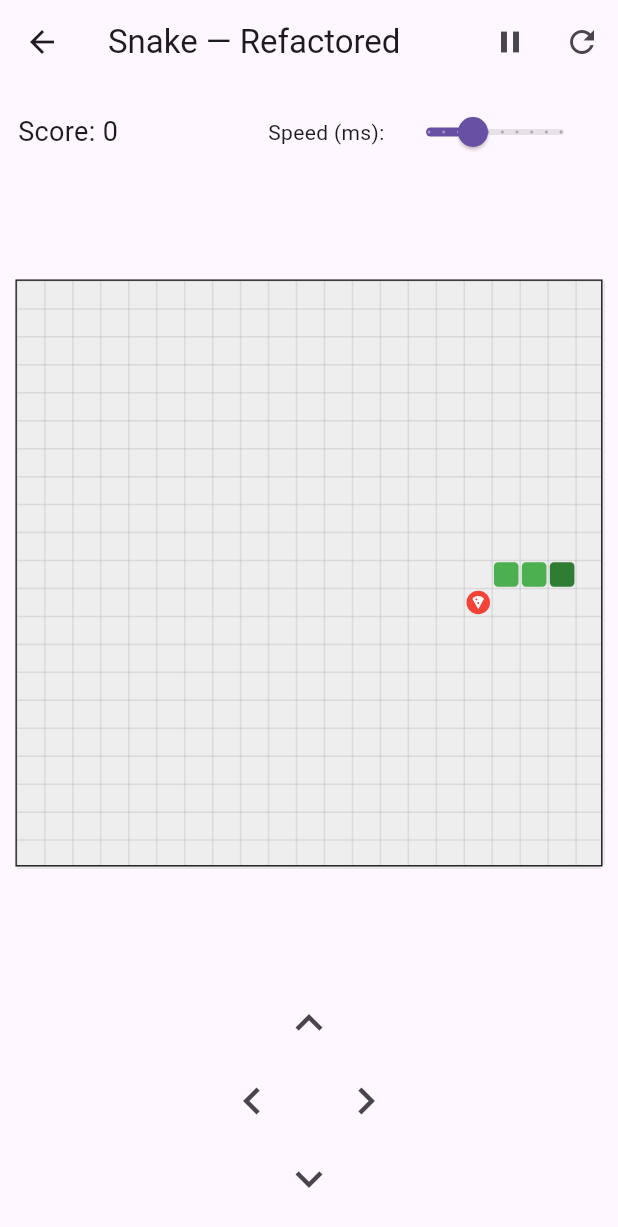
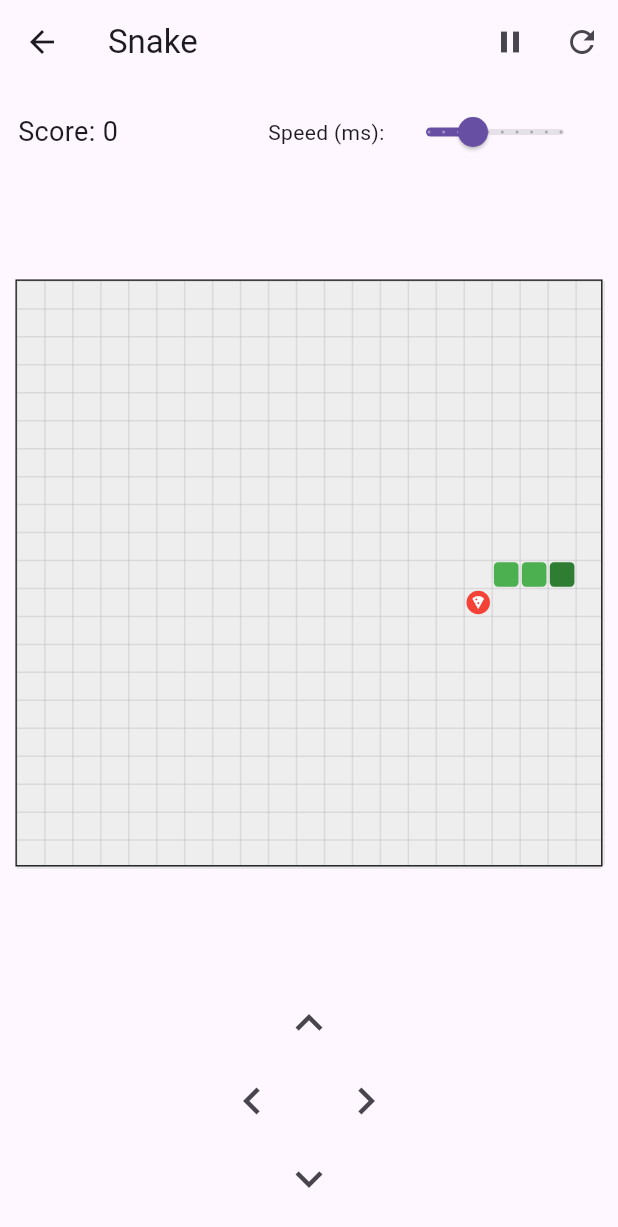
Before and after one commit to TigoG/Workshop_App_Development, a Flutter app: the SnakeRefactorPage screen opened by its route, on a phone screen of 412 x 824 dp. Shown: the top 1227 px of the screen. Run offline on Flutter 3.47's test engine with Material 3 defaults, Android fonts, the phone set to English and light mode, and no system bars.

Commit message:
Renamed title

```diff
--- a/Workshop/solution/lib/flappy/flappy_page.dart
+++ b/Workshop/solution/lib/flappy/flappy_page.dart
@@ -47,7 +47,7 @@ class _FlappyRefactorPageState extends State<FlappyRefactorPage> {
   @override
   Widget build(BuildContext context) {
     return Scaffold(
-      appBar: AppBar(title: const Text('Flappy — Refactored')),
+      appBar: AppBar(title: const Text('Flappy')),
       body: LayoutBuilder(
         builder: (context, constraints) {
           final size = Size(constraints.maxWidth, constraints.maxHeight);
--- a/Workshop/solution/lib/layout/layout_page.dart
+++ b/Workshop/solution/lib/layout/layout_page.dart
@@ -31,7 +31,7 @@ class _LayoutRefactorPageState extends State<LayoutRefactorPage> {
   @override
   Widget build(BuildContext context) {
     return Scaffold(
-      appBar: AppBar(title: const Text('Layout — Refactored')),
+      appBar: AppBar(title: const Text('Layout')),
       body: Padding(
         padding: const EdgeInsets.all(12.0),
         child: LayoutBuilder(
--- a/Workshop/solution/lib/snake/snake_page.dart
+++ b/Workshop/solution/lib/snake/snake_page.dart
@@ -56,7 +56,7 @@ class _SnakeRefactorPageState extends State<SnakeRefactorPage> {
   Widget build(BuildContext context) {
     return Scaffold(
       appBar: AppBar(
-        title: const Text('Snake — Refactored'),
+        title: const Text('Snake'),
         actions: [
           IconButton(
             icon: Icon(_controller.paused ? Icons.play_arrow : Icons.pause),
--- a/Workshop/solution/lib/state/state_page.dart
+++ b/Workshop/solution/lib/state/state_page.dart
@@ -1,4 +1,4 @@
-// UI using StateController
+//[] UI using StateController
 import 'package:flutter/material.dart';
 import 'state_controller.dart';
 
@@ -43,7 +43,7 @@ class _StateRefactorPageState extends State<StateRefactorPage> {
   @override
   Widget build(BuildContext context) {
     return Scaffold(
-      appBar: AppBar(title: const Text('State Management — Refactored')),
+      appBar: AppBar(title: const Text('State Management')),
       body: SingleChildScrollView(
         padding: const EdgeInsets.all(12.0),
         child: Column(
```
